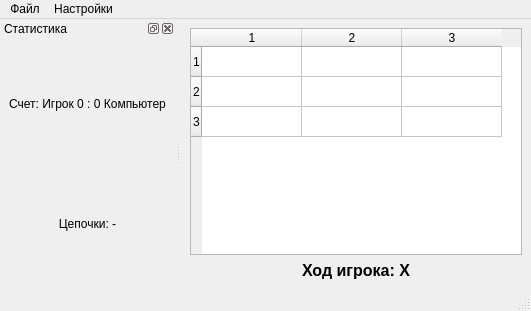
Old version of the form mainwindow.ui in the repository edfefegeger/Tic-Tac_Toe.
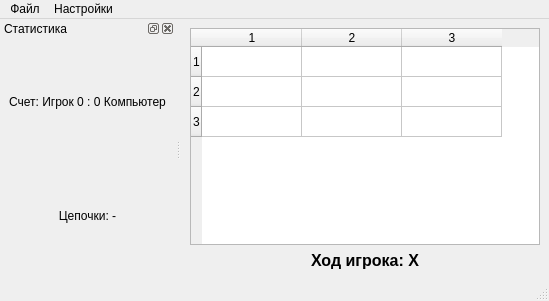
New version of the form.

What changed in the file:
```diff
--- a/mainwindow.ui
+++ b/mainwindow.ui
@@ -6,8 +6,8 @@
    <rect>
     <x>0</x>
     <y>0</y>
-    <width>531</width>
-    <height>311</height>
+    <width>549</width>
+    <height>301</height>
    </rect>
   </property>
   <property name="windowTitle">
@@ -98,8 +98,8 @@
     <rect>
      <x>0</x>
      <y>0</y>
-     <width>531</width>
-     <height>21</height>
+     <width>549</width>
+     <height>23</height>
     </rect>
    </property>
    <widget class="QMenu" name="menuFile">
```
